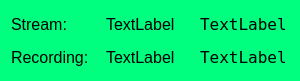
napcode/appstream, file statuswidget.ui: the form before one commit.
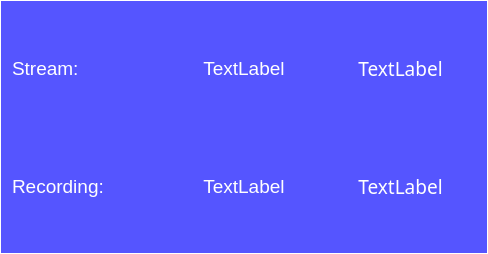
The form after the commit.

What changed in the file:
```diff
--- a/statuswidget.ui
+++ b/statuswidget.ui
@@ -1,24 +1,27 @@
 <?xml version="1.0" encoding="UTF-8"?>
 <ui version="4.0">
  <class>StatusWidget</class>
- <widget class="QWidget" name="StatusWidget">
+ <widget class="QFrame" name="StatusWidget">
   <property name="geometry">
    <rect>
     <x>0</x>
     <y>0</y>
-    <width>300</width>
-    <height>81</height>
+    <width>488</width>
+    <height>254</height>
    </rect>
   </property>
-  <property name="sizePolicy">
-   <sizepolicy hsizetype="Expanding" vsizetype="Expanding">
-    <horstretch>0</horstretch>
-    <verstretch>0</verstretch>
-   </sizepolicy>
-  </property>
   <property name="palette">
    <palette>
     <active>
+     <colorrole role="WindowText">
+      <brush brushstyle="SolidPattern">
+       <color alpha="255">
+        <red>255</red>
+        <green>255</green>
+        <blue>255</blue>
+       </color>
+      </brush>
+     </colorrole>
      <colorrole role="Base">
       <brush brushstyle="SolidPattern">
        <color alpha="255">
@@ -31,14 +34,23 @@
      <colorrole role="Window">
       <brush brushstyle="SolidPattern">
        <color alpha="255">
-        <red>0</red>
-        <green>255</green>
-        <blue>127</blue>
+        <red>85</red>
+        <green>85</green>
+        <blue>255</blue>
        </color>
       </brush>
      </colorrole>
     </active>
     <inactive>
+     <colorrole role="WindowText">
+      <brush brushstyle="SolidPattern">
+       <color alpha="255">
+        <red>255</red>
+        <green>255</green>
+        <blue>255</blue>
+       </color>
+      </brush>
+     </colorrole>
      <colorrole role="Base">
       <brush brushstyle="SolidPattern">
        <color alpha="255">
@@ -51,29 +63,38 @@
      <colorrole role="Window">
       <brush brushstyle="SolidPattern">
        <color alpha="255">
-        <red>0</red>
-        <green>255</green>
-        <blue>127</blue>
+        <red>85</red>
+        <green>85</green>
+        <blue>255</blue>
        </color>
       </brush>
      </colorrole>
     </inactive>
     <disabled>
+     <colorrole role="WindowText">
+      <brush brushstyle="SolidPattern">
+       <color alpha="255">
+        <red>120</red>
+        <green>120</green>
+        <blue>120</blue>
+       </color>
+      </brush>
+     </colorrole>
      <colorrole role="Base">
       <brush brushstyle="SolidPattern">
        <color alpha="255">
-        <red>0</red>
-        <green>255</green>
-        <blue>127</blue>
+        <red>85</red>
+        <green>85</green>
+        <blue>255</blue>
        </color>
       </brush>
      </colorrole>
      <colorrole role="Window">
       <brush brushstyle="SolidPattern">
        <color alpha="255">
-        <red>0</red>
-        <green>255</green>
-        <blue>127</blue>
+        <red>85</red>
+        <green>85</green>
+        <blue>255</blue>
        </color>
       </brush>
      </colorrole>
@@ -86,125 +107,146 @@
   <property name="autoFillBackground">
    <bool>true</bool>
   </property>
-  <layout class="QGridLayout" name="gridLayout_2">
-   <item row="0" column="0">
+  <property name="frameShape">
+   <enum>QFrame::Panel</enum>
+  </property>
+  <property name="frameShadow">
+   <enum>QFrame::Plain</enum>
+  </property>
+  <property name="lineWidth">
+   <number>1</number>
+  </property>
+  <property name="midLineWidth">
+   <number>1</number>
+  </property>
     <layout class="QGridLayout" name="gridLayout">
-     <property name="sizeConstraint">
-      <enum>QLayout::SetNoConstraint</enum>
-     </property>
      <item row="0" column="0">
       <widget class="QLabel" name="label">
-       <property name="sizePolicy">
-        <sizepolicy hsizetype="Expanding" vsizetype="Expanding">
-         <horstretch>0</horstretch>
-         <verstretch>0</verstretch>
-        </sizepolicy>
-       </property>
        <property name="font">
         <font>
-         <pointsize>12</pointsize>
-        </font>
-       </property>
+       <pointsize>14</pointsize>
+      </font>
+     </property>
+     <property name="autoFillBackground">
+      <bool>false</bool>
+     </property>
+     <property name="frameShape">
+      <enum>QFrame::NoFrame</enum>
+     </property>
        <property name="text">
         <string>Stream:</string>
        </property>
-      </widget>
-     </item>
-     <item row="0" column="1">
-      <widget class="QLabel" name="label_3">
-       <property name="sizePolicy">
-        <sizepolicy hsizetype="Expanding" vsizetype="Expanding">
-         <horstretch>0</horstretch>
-         <verstretch>0</verstretch>
-        </sizepolicy>
-       </property>
-       <property name="font">
-        <font>
-         <pointsize>12</pointsize>
-        </font>
-       </property>
-       <property name="text">
-        <string>TextLabel</string>
-       </property>
-      </widget>
-     </item>
-     <item row="1" column="1">
-      <widget class="QLabel" name="label_5">
-       <property name="sizePolicy">
-        <sizepolicy hsizetype="Expanding" vsizetype="Expanding">
-         <horstretch>0</horstretch>
-         <verstretch>0</verstretch>
-        </sizepolicy>
-       </property>
-       <property name="font">
-        <font>
-         <pointsize>12</pointsize>
-        </font>
-       </property>
-       <property name="text">
-        <string>TextLabel</string>
+     <property name="alignment">
+      <set>Qt::AlignLeading|Qt::AlignLeft|Qt::AlignVCenter</set>
        </property>
       </widget>
      </item>
      <item row="1" column="0">
       <widget class="QLabel" name="label_2">
-       <property name="sizePolicy">
-        <sizepolicy hsizetype="Expanding" vsizetype="Expanding">
-         <horstretch>0</horstretch>
-         <verstretch>0</verstretch>
-        </sizepolicy>
-       </property>
        <property name="font">
         <font>
-         <pointsize>12</pointsize>
-        </font>
-       </property>
+       <pointsize>14</pointsize>
+      </font>
+     </property>
+     <property name="autoFillBackground">
+      <bool>false</bool>
+     </property>
+     <property name="frameShape">
+      <enum>QFrame::NoFrame</enum>
+     </property>
        <property name="text">
         <string>Recording:</string>
        </property>
-      </widget>
-     </item>
-     <item row="0" column="2">
-      <widget class="QLabel" name="lbStreamDuration">
-       <property name="sizePolicy">
-        <sizepolicy hsizetype="Expanding" vsizetype="Expanding">
-         <horstretch>0</horstretch>
-         <verstretch>0</verstretch>
-        </sizepolicy>
-       </property>
+     <property name="alignment">
+      <set>Qt::AlignLeading|Qt::AlignLeft|Qt::AlignVCenter</set>
+     </property>
+    </widget>
+   </item>
+   <item row="1" column="1">
+    <widget class="QLabel" name="lbRecord">
        <property name="font">
         <font>
-         <family>Terminal</family>
-         <pointsize>12</pointsize>
-         <kerning>true</kerning>
-        </font>
-       </property>
+       <pointsize>14</pointsize>
+      </font>
+     </property>
+     <property name="autoFillBackground">
+      <bool>false</bool>
+     </property>
+     <property name="frameShape">
+      <enum>QFrame::NoFrame</enum>
+     </property>
        <property name="text">
         <string>TextLabel</string>
        </property>
+     <property name="alignment">
+      <set>Qt::AlignCenter</set>
+     </property>
       </widget>
      </item>
      <item row="1" column="2">
       <widget class="QLabel" name="lbRecordDuration">
-       <property name="sizePolicy">
-        <sizepolicy hsizetype="Expanding" vsizetype="Expanding">
-         <horstretch>0</horstretch>
-         <verstretch>0</verstretch>
-        </sizepolicy>
-       </property>
+     <property name="font">
+      <font>
+       <family>Lucida Sans Typewriter</family>
+       <pointsize>14</pointsize>
+      </font>
+     </property>
+     <property name="autoFillBackground">
+      <bool>false</bool>
+     </property>
+     <property name="frameShape">
+      <enum>QFrame::NoFrame</enum>
+     </property>
+     <property name="text">
+      <string>TextLabel</string>
+     </property>
+     <property name="alignment">
+      <set>Qt::AlignCenter</set>
+     </property>
+    </widget>
+   </item>
+   <item row="0" column="1">
+    <widget class="QLabel" name="lbStream">
        <property name="font">
         <font>
-         <family>Terminal</family>
-         <pointsize>12</pointsize>
-         <kerning>true</kerning>
-        </font>
-       </property>
+       <pointsize>14</pointsize>
+      </font>
+     </property>
+     <property name="autoFillBackground">
+      <bool>false</bool>
+     </property>
+     <property name="frameShape">
+      <enum>QFrame::NoFrame</enum>
+     </property>
        <property name="text">
         <string>TextLabel</string>
        </property>
-      </widget>
-     </item>
-    </layout>
+     <property name="alignment">
+      <set>Qt::AlignCenter</set>
+     </property>
+    </widget>
+   </item>
+   <item row="0" column="2">
+    <widget class="QLabel" name="lbStreamDuration">
+     <property name="font">
+      <font>
+       <family>Lucida Sans Typewriter</family>
+       <pointsize>14</pointsize>
+      </font>
+     </property>
+     <property name="autoFillBackground">
+      <bool>false</bool>
+     </property>
+     <property name="frameShape">
+      <enum>QFrame::NoFrame</enum>
+     </property>
+     <property name="text">
+      <string>TextLabel</string>
+     </property>
+     <property name="alignment">
+      <set>Qt::AlignCenter</set>
+     </property>
+    </widget>
    </item>
   </layout>
  </widget>
```
Left out of the diff: 2 changed lines with no effect on the pictures. Lines whose indentation alone changed are shown as unchanged.
